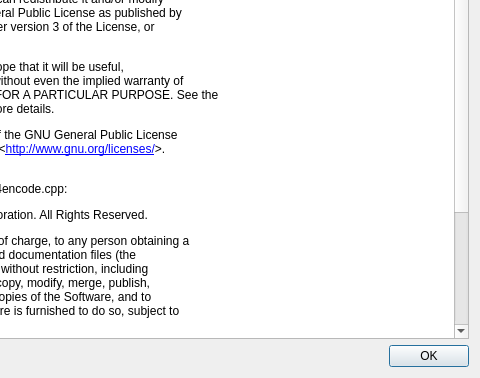
mstorsjo/nageru, file ui_aboutdialog.ui: the form before one commit; both pictures show x 204 to 684 and y 166 to 544 of the 684 by 544 pixel window.
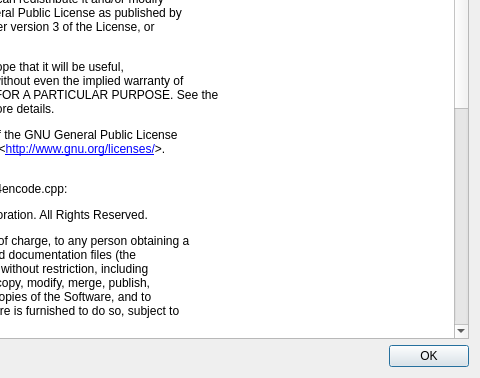
The form after the commit.

Commit message: Deck in the relevant (and free) parts of the DeckLink API.

What changed in the file:
```diff
--- a/ui_aboutdialog.ui
+++ b/ui_aboutdialog.ui
@@ -76,6 +76,33 @@
 TORT OR OTHERWISE, ARISING FROM, OUT OF OR IN CONNECTION WITH THE&lt;br /&gt;
 SOFTWARE OR THE USE OR OTHER DEALINGS IN THE SOFTWARE.&lt;/p&gt;
 
+&lt;p&gt;&lt;br /&gt;All files in decklink/:&lt;/p&gt;
+
+&lt;p&gt;Copyright (c) 2009 Blackmagic Design&lt;br /&gt;
+Copyright (c) 2015 Blackmagic Design&lt;/p&gt;
+
+&lt;p&gt;Permission is hereby granted, free of charge, to any person or organization
+obtaining a copy of the software and accompanying documentation covered by
+this license (the "Software") to use, reproduce, display, distribute,
+execute, and transmit the Software, and to prepare derivative works of the
+Software, and to permit third-parties to whom the Software is furnished to
+do so, all subject to the following:&lt;/p&gt;
+
+&lt;p&gt;The copyright notices in the Software and this entire statement, including
+the above license grant, this restriction and the following disclaimer,
+must be included in all copies of the Software, in whole or in part, and
+all derivative works of the Software, unless such copies or derivative
+works are solely in the form of machine-executable object code generated by
+a source language processor.&lt;/p&gt;
+
+&lt;p&gt;THE SOFTWARE IS PROVIDED "AS IS", WITHOUT WARRANTY OF ANY KIND, EXPRESS OR
+IMPLIED, INCLUDING BUT NOT LIMITED TO THE WARRANTIES OF MERCHANTABILITY,
+FITNESS FOR A PARTICULAR PURPOSE, TITLE AND NON-INFRINGEMENT. IN NO EVENT
+SHALL THE COPYRIGHT HOLDERS OR ANYONE DISTRIBUTING THE SOFTWARE BE LIABLE
+FOR ANY DAMAGES OR OTHER LIABILITY, WHETHER IN CONTRACT, TORT OR OTHERWISE,
+ARISING FROM, OUT OF OR IN CONNECTION WITH THE SOFTWARE OR THE USE OR OTHER
+DEALINGS IN THE SOFTWARE.&lt;/p&gt;
+
 &lt;/body&gt;&lt;/html&gt;
        </string>
      </property>
```
The commit also changes 8 other files.
